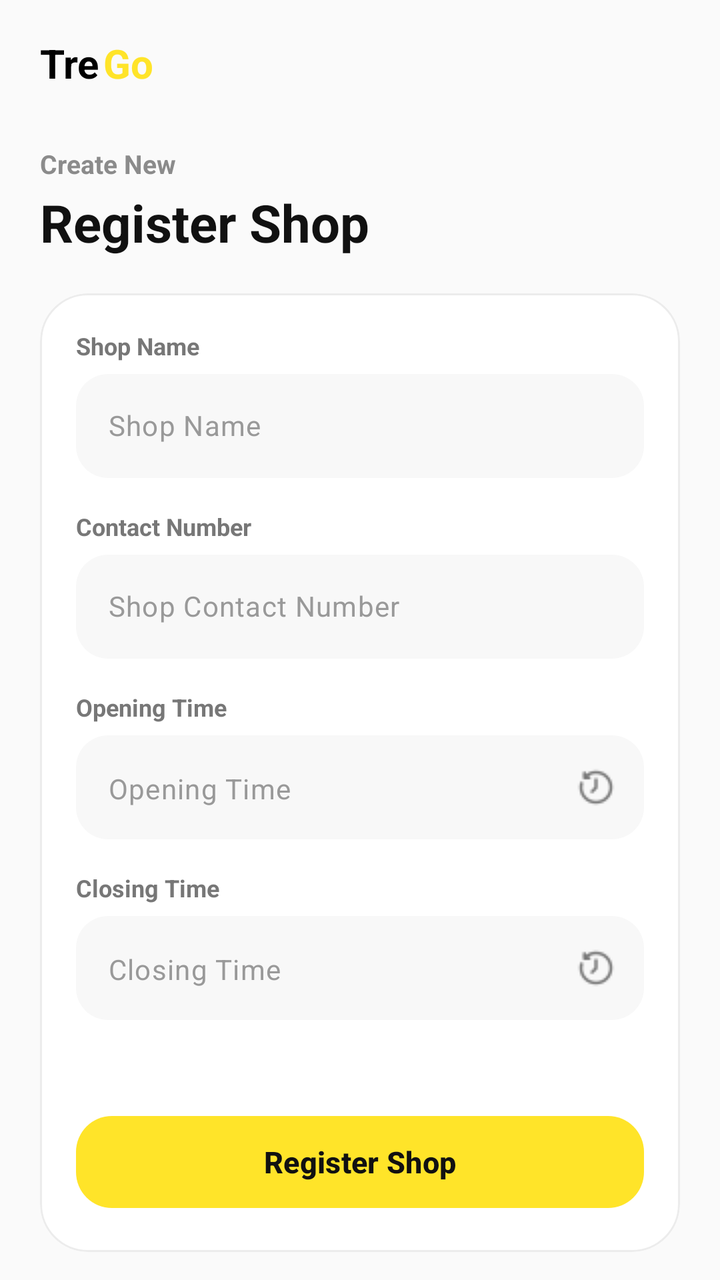
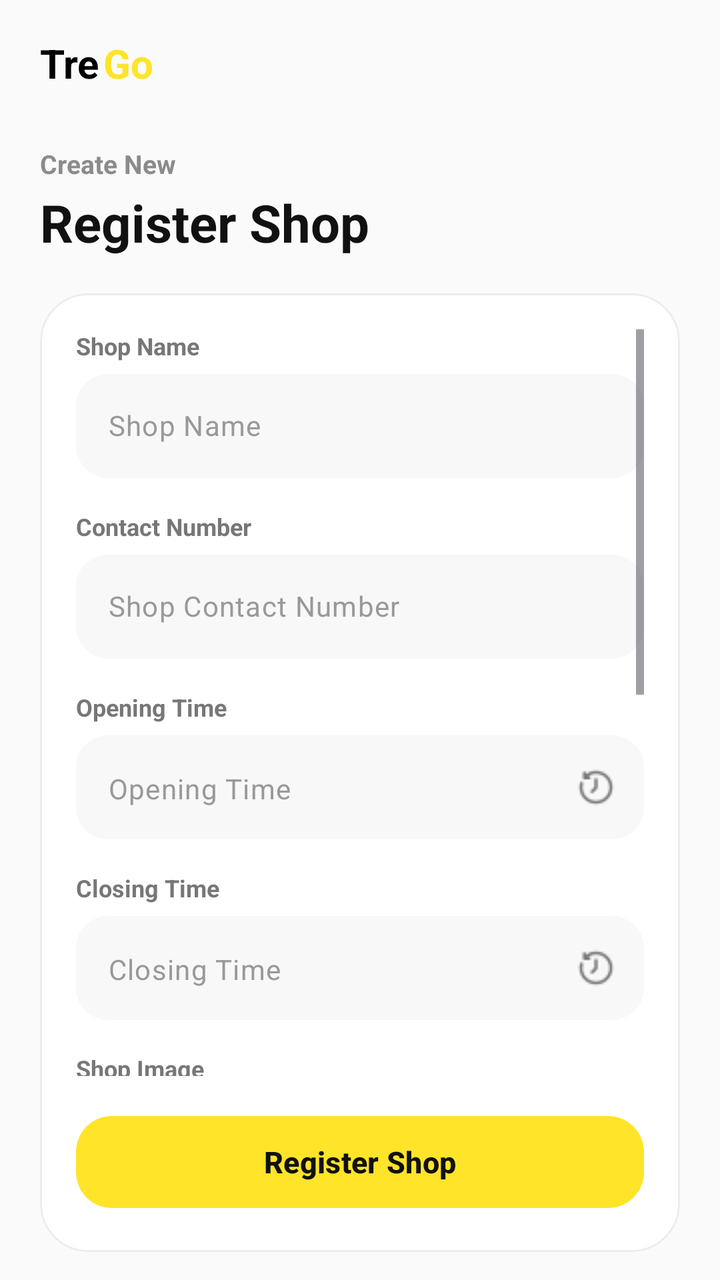

Screens rendered from an Android XML layout before and after an edit, with the pre-edit source and the edit as a unified diff.
<!-- AndroidManifest.xml: application theme Theme.TregoApp -->
<!-- res/layout/fragment_shop_registration.xml -->
<?xml version="1.0" encoding="utf-8"?>
<LinearLayout xmlns:android="http://schemas.android.com/apk/res/android"
    xmlns:tools="http://schemas.android.com/tools"
    xmlns:app="http://schemas.android.com/apk/res-auto"
    android:layout_width="match_parent"
    android:layout_height="match_parent"
    android:orientation="vertical"
    android:background="#FAFAFA"
    android:paddingHorizontal="20dp"
    android:paddingTop="18dp"
    android:paddingBottom="14dp"
    tools:context=".mechanic.ui.ShopRegistrationFragment">

    
    <LinearLayout
        android:layout_width="match_parent"
        android:layout_height="wrap_content"
        android:gravity="center_vertical">

        <TextView
            android:layout_width="wrap_content"
            android:layout_height="wrap_content"
            android:text="@string/app_first_name"
            android:textSize="20sp"
            android:textStyle="bold"
            android:textColor="@color/tertiary_color" />

        <TextView
            android:layout_width="wrap_content"
            android:layout_height="wrap_content"
            android:text="@string/app_last_name"
            android:textSize="20sp"
            android:textStyle="bold"
            android:textColor="@color/primary_color"
            android:paddingStart="2dp" />

    </LinearLayout>

    <View
        android:layout_width="match_parent"
        android:layout_height="28dp" />

    
    <LinearLayout
        android:layout_width="match_parent"
        android:layout_height="wrap_content"
        android:orientation="vertical">

        <TextView
            android:layout_width="wrap_content"
            android:layout_height="wrap_content"
            android:text="Create New"
            android:textSize="13sp"
            android:textStyle="bold"
            android:textColor="#8B8B8B" />

        <LinearLayout
            android:layout_width="wrap_content"
            android:layout_height="wrap_content"
            android:layout_marginTop="3dp"
            android:gravity="center_vertical">

            <TextView
                android:layout_width="wrap_content"
                android:layout_height="wrap_content"
                android:text="@string/register"
                android:textSize="26sp"
                android:textStyle="bold"
                android:textColor="#111111" />

            <TextView
                android:layout_width="wrap_content"
                android:layout_height="wrap_content"
                android:text=" Shop"
                android:textSize="26sp"
                android:textStyle="bold"
                android:textColor="#111111" />







        </LinearLayout>

    </LinearLayout>

    <View
        android:layout_width="match_parent"
        android:layout_height="18dp" />

    
    <com.google.android.material.card.MaterialCardView
        android:layout_width="match_parent"
        android:layout_height="0dp"
        android:layout_weight="1"
        app:cardBackgroundColor="#FFFFFF"
        app:cardCornerRadius="24dp"
        app:strokeColor="#ECECEC"
        app:strokeWidth="1dp"
        app:cardElevation="0dp">

        <LinearLayout
            android:layout_width="match_parent"
            android:layout_height="match_parent"
            android:orientation="vertical"
            android:padding="18dp">

            
            <ScrollView
                android:layout_width="match_parent"
                android:layout_height="0dp"
                android:layout_weight="1"
                android:overScrollMode="never">

                <LinearLayout
                    android:layout_width="match_parent"
                    android:layout_height="wrap_content"
                    android:orientation="vertical">

                    
                    <TextView
                        android:layout_width="wrap_content"
                        android:layout_height="wrap_content"
                        android:text="Shop Name"
                        android:textSize="12sp"
                        android:textStyle="bold"
                        android:textColor="#777777"
                        android:layout_marginBottom="6dp" />

                    <com.google.android.material.textfield.TextInputLayout
                        android:layout_width="match_parent"
                        android:layout_height="wrap_content"
                        android:layout_marginBottom="16dp"
                        app:hintEnabled="false"
                        app:boxBackgroundMode="filled"
                        app:boxBackgroundColor="#F8F8F8"
                        app:boxStrokeWidth="0dp"
                        app:boxStrokeWidthFocused="0dp"
                        app:boxCornerRadiusTopStart="16dp"
                        app:boxCornerRadiusTopEnd="16dp"
                        app:boxCornerRadiusBottomStart="16dp"
                        app:boxCornerRadiusBottomEnd="16dp">

                        <com.google.android.material.textfield.TextInputEditText
                            android:id="@+id/etShopName"
                            android:layout_width="match_parent"
                            android:layout_height="52dp"
                            android:background="@null"
                            android:hint="@string/shop_name"
                            android:textColorHint="#999999"
                            android:textColor="#111111"
                            android:textSize="14sp"
                            android:paddingHorizontal="16dp"
                            android:gravity="center_vertical"/>

                    </com.google.android.material.textfield.TextInputLayout>

                    
                    <TextView
                        android:layout_width="wrap_content"
                        android:layout_height="wrap_content"
                        android:text="Contact Number"
                        android:textSize="12sp"
                        android:textStyle="bold"
                        android:textColor="#777777"
                        android:layout_marginBottom="6dp" />

                    <com.google.android.material.textfield.TextInputLayout
                        android:layout_width="match_parent"
                        android:layout_height="wrap_content"
                        android:layout_marginBottom="16dp"
                        app:hintEnabled="false"
                        app:boxBackgroundMode="filled"
                        app:boxBackgroundColor="#F8F8F8"
                        app:boxStrokeWidth="0dp"
                        app:boxStrokeWidthFocused="0dp"
                        app:boxCornerRadiusTopStart="16dp"
                        app:boxCornerRadiusTopEnd="16dp"
                        app:boxCornerRadiusBottomStart="16dp"
                        app:boxCornerRadiusBottomEnd="16dp">

                        <com.google.android.material.textfield.TextInputEditText
                            android:id="@+id/etShopContactNumber"
                            android:layout_width="match_parent"
                            android:layout_height="52dp"
                            android:background="@null"
                            android:hint="@string/shop_contact_number"
                            android:inputType="phone"
                            android:maxLength="10"
                            android:textColorHint="#999999"
                            android:textColor="#111111"
                            android:textSize="14sp"
                            android:paddingHorizontal="16dp"
                            android:gravity="center_vertical"/>

                    </com.google.android.material.textfield.TextInputLayout>

                    
                    <TextView
                        android:layout_width="wrap_content"
                        android:layout_height="wrap_content"
                        android:text="Opening Time"
                        android:textSize="12sp"
                        android:textStyle="bold"
                        android:textColor="#777777"
                        android:layout_marginBottom="6dp" />

                    <com.google.android.material.textfield.TextInputLayout
                        android:layout_width="match_parent"
                        android:layout_height="wrap_content"
                        android:layout_marginBottom="16dp"
                        app:hintEnabled="false"
                        app:endIconMode="custom"
                        app:endIconDrawable="@drawable/timing"
                        app:endIconTint="#777777"
                        app:boxBackgroundMode="filled"
                        app:boxBackgroundColor="#F8F8F8"
                        app:boxStrokeWidth="0dp"
                        app:boxStrokeWidthFocused="0dp"
                        app:boxCornerRadiusTopStart="16dp"
                        app:boxCornerRadiusTopEnd="16dp"
                        app:boxCornerRadiusBottomStart="16dp"
                        app:boxCornerRadiusBottomEnd="16dp">

                        <com.google.android.material.textfield.TextInputEditText
                            android:id="@+id/etOpeningTime"
                            android:layout_width="match_parent"
                            android:layout_height="52dp"
                            android:background="@null"
                            android:hint="@string/opening_time"
                            android:focusable="false"
                            android:clickable="true"
                            android:textColorHint="#999999"
                            android:textColor="#111111"
                            android:textSize="14sp"
                            android:paddingHorizontal="16dp"
                            android:gravity="center_vertical"/>

                    </com.google.android.material.textfield.TextInputLayout>

                    
                    <TextView
                        android:layout_width="wrap_content"
                        android:layout_height="wrap_content"
                        android:text="Closing Time"
                        android:textSize="12sp"
                        android:textStyle="bold"
                        android:textColor="#777777"
                        android:layout_marginBottom="6dp" />

                    <com.google.android.material.textfield.TextInputLayout
                        android:layout_width="match_parent"
                        android:layout_height="wrap_content"
                        android:layout_marginBottom="16dp"
                        app:hintEnabled="false"
                        app:endIconMode="custom"
                        app:endIconDrawable="@drawable/timing"
                        app:endIconTint="#777777"
                        app:boxBackgroundMode="filled"
                        app:boxBackgroundColor="#F8F8F8"
                        app:boxStrokeWidth="0dp"
                        app:boxStrokeWidthFocused="0dp"
                        app:boxCornerRadiusTopStart="16dp"
                        app:boxCornerRadiusTopEnd="16dp"
                        app:boxCornerRadiusBottomStart="16dp"
                        app:boxCornerRadiusBottomEnd="16dp">

                        <com.google.android.material.textfield.TextInputEditText
                            android:id="@+id/etClosingTime"
                            android:layout_width="match_parent"
                            android:layout_height="52dp"
                            android:background="@null"
                            android:hint="@string/closing_time"
                            android:focusable="false"
                            android:clickable="true"
                            android:textColorHint="#999999"
                            android:textColor="#111111"
                            android:textSize="14sp"
                            android:paddingHorizontal="16dp"
                            android:gravity="center_vertical"/>

                    </com.google.android.material.textfield.TextInputLayout>

                </LinearLayout>

            </ScrollView>

            
            <com.google.android.material.button.MaterialButton
                android:id="@+id/registerShopBtn"
                android:layout_width="match_parent"
                android:layout_height="54dp"
                android:layout_marginTop="16dp"
                android:text="@string/register_shop"
                android:textAllCaps="false"
                android:textSize="15sp"
                android:textStyle="bold"
                android:textColor="#111111"
                app:backgroundTint="#FFE429"
                app:cornerRadius="18dp"
                app:elevation="0dp" />

        </LinearLayout>

    </com.google.android.material.card.MaterialCardView>

</LinearLayout>
<!-- resources referenced by this layout -->
<resources>
  <color name="primary_color">#FFE429</color>
  <color name="tertiary_color">#FF000000</color>
  <!-- drawable timing: png bitmap (drawable, 404 bytes) -->
  <string name="app_first_name">Tre</string>
  <string name="app_last_name">Go</string>
  <string name="closing_time">Closing Time</string>
  
      // For Service Creation
  <string name="opening_time">Opening Time</string>
  <string name="register">Register</string>
  <string name="register_shop">Register Shop</string>
  <string name="shop_contact_number">Shop Contact Number</string>
  <string name="shop_name">Shop Name</string>
  <style name="Theme.TregoApp" parent="Base.Theme.TregoApp" />
  <style name="Base.Theme.TregoApp" parent="Theme.Material3.DayNight.NoActionBar">
          <item name="colorPrimary">@color/primary_color</item>
          <item name="android:statusBarColor">@color/secondary_color</item>
          <item name="android:windowLightStatusBar">true</item>
      </style>
  <color name="secondary_color">#FFFFFFFF</color>
</resources>

<!-- the commit's change to res/layout/fragment_shop_registration.xml (unified diff, before → after) -->
@@ -93,8 +93,7 @@
     
     <com.google.android.material.card.MaterialCardView
         android:layout_width="match_parent"
-        android:layout_height="0dp"
-        android:layout_weight="1"
+        android:layout_height="wrap_content"
         app:cardBackgroundColor="#FFFFFF"
         app:cardCornerRadius="24dp"
         app:strokeColor="#ECECEC"
@@ -282,6 +281,188 @@
                             android:gravity="center_vertical"/>
 
                     </com.google.android.material.textfield.TextInputLayout>
+
+                    
+
+                    <TextView
+                        android:layout_width="wrap_content"
+                        android:layout_height="wrap_content"
+                        android:text="Shop Image"
+                        android:textSize="12sp"
+                        android:textStyle="bold"
+                        android:textColor="#777777"
+                        android:layout_marginBottom="10dp" />
+
+                    <com.google.android.material.card.MaterialCardView
+
+                        android:layout_width="match_parent"
+                        android:layout_height="170dp"
+
+                        android:layout_marginBottom="18dp"
+
+                        app:cardCornerRadius="18dp"
+
+                        app:cardElevation="0dp"
+
+                        app:strokeWidth="1dp"
+
+                        app:strokeColor="#FFE429"
+
+                        app:cardBackgroundColor="#FFFDF5">
+
+                        <FrameLayout
+                            android:id="@+id/btnChooseShopImage"
+                            android:layout_width="match_parent"
+                            android:layout_height="match_parent"
+
+                            android:clickable="true"
+                            android:focusable="true"
+
+                            android:foreground="?attr/selectableItemBackground">
+
+                            
+
+                            <ImageView
+                                android:id="@+id/ivShopImage"
+
+                                android:layout_width="match_parent"
+                                android:layout_height="match_parent"
+
+                                android:scaleType="centerCrop"
+
+                                android:visibility="gone"/>
+
+                            
+
+                            <LinearLayout
+                                android:id="@+id/layoutImagePlaceholder"
+
+                                android:layout_width="match_parent"
+                                android:layout_height="match_parent"
+
+                                android:gravity="center"
+
+                                android:orientation="vertical"
+
+                                android:padding="20dp">
+
+                                <ImageView
+                                    android:layout_width="42dp"
+                                    android:layout_height="42dp"
+
+                                    android:src="@drawable/image_bg"
+                                    app:tint="#C7A500"/>
+
+                                <TextView
+                                    android:layout_width="wrap_content"
+                                    android:layout_height="wrap_content"
+
+                                    android:layout_marginTop="10dp"
+
+                                    android:text="Click here to add shop image"
+
+                                    android:textColor="#7A5B00"
+
+                                    android:textSize="13sp"
+
+                                    android:textStyle="bold"/>
+
+                                <TextView
+                                    android:layout_width="wrap_content"
+                                    android:layout_height="wrap_content"
+
+                                    android:layout_marginTop="4dp"
+
+                                    android:text="PNG, JPG"
+
+                                    android:textColor="#A1A1A1"
+
+                                    android:textSize="11sp"/>
+
+                            </LinearLayout>
+
+                        </FrameLayout>
+
+                    </com.google.android.material.card.MaterialCardView>
+
+                    
+                    <TextView
+                        android:layout_width="wrap_content"
+                        android:layout_height="wrap_content"
+                        android:layout_marginTop="15dp"
+                        android:text="Supported Vehicles"
+                        android:textSize="12sp"
+                        android:textStyle="bold"
+                        android:textColor="#777777"
+                        android:layout_marginBottom="10dp" />
+
+                    <com.google.android.material.card.MaterialCardView
+                        android:layout_width="match_parent"
+                        android:layout_height="wrap_content"
+                        android:layout_marginBottom="18dp"
+                        app:cardBackgroundColor="#F8F8F8"
+                        app:cardCornerRadius="18dp"
+                        app:cardElevation="0dp"
+                        app:strokeWidth="0dp">
+
+                        <com.google.android.material.chip.ChipGroup
+                            android:id="@+id/chipVehicleGroup"
+                            android:layout_width="match_parent"
+                            android:layout_height="wrap_content"
+                            android:padding="12dp"
+                            app:chipSpacingHorizontal="8dp"
+                            app:chipSpacingVertical="8dp"
+                            app:singleSelection="false"
+                            app:selectionRequired="false">
+
+                            <com.google.android.material.chip.Chip
+                                android:id="@+id/chipBicycle"
+                                style="@style/VehicleChipStyle"
+                                android:layout_width="wrap_content"
+                                android:layout_height="wrap_content"
+                                android:text="Bicycle"
+                                app:checkedIconVisible="false"
+                                android:checkable="true" />
+
+                            <com.google.android.material.chip.Chip
+                                android:id="@+id/chipBike"
+                                style="@style/VehicleChipStyle"
+                                android:layout_width="wrap_content"
+                                android:layout_height="wrap_content"
+                                android:text="Bike"
+                                app:checkedIconVisible="false"
+                                android:checkable="true" />
+
+                            <com.google.android.material.chip.Chip
+                                android:id="@+id/chipScooter"
+                                style="@style/VehicleChipStyle"
+                                android:layout_width="wrap_content"
+                                android:layout_height="wrap_content"
+                                android:text="Scooter"
+                                app:checkedIconVisible="false"
+                                android:checkable="true" />
+
+                            <com.google.android.material.chip.Chip
+                                android:id="@+id/chipCar"
+                                style="@style/VehicleChipStyle"
+                                android:layout_width="wrap_content"
+                                android:layout_height="wrap_content"
+                                android:text="Car"
+                                app:checkedIconVisible="false"
+                                android:checkable="true" />
+
+                            <com.google.android.material.chip.Chip
+                                android:id="@+id/chipHeavy"
+                                style="@style/VehicleChipStyle"
+                                android:layout_width="wrap_content"
+                                android:layout_height="wrap_content"
+                                android:text="Heavy"
+                                app:checkedIconVisible="false"
+                                android:checkable="true" />
+
+                        </com.google.android.material.chip.ChipGroup>
+
+                    </com.google.android.material.card.MaterialCardView>
 
                 </LinearLayout>
 
<!-- resource entries referenced after the edit -->
@@ -2,6 +2,7 @@
 <resources>
   <color name="primary_color">#FFE429</color>
   <color name="tertiary_color">#FF000000</color>
+  <!-- drawable image_bg: png bitmap (drawable, 15488 bytes) -->
   <!-- drawable timing: png bitmap (drawable, 404 bytes) -->
   <string name="app_first_name">Tre</string>
   <string name="app_last_name">Go</string>
@@ -13,6 +14,51 @@
   <string name="register_shop">Register Shop</string>
   <string name="shop_contact_number">Shop Contact Number</string>
   <string name="shop_name">Shop Name</string>
+  <style name="VehicleChipStyle" parent="Widget.Material3.Chip.Filter">
+  
+          
+          <item name="chipCornerRadius">18dp</item>
+  
+          
+          <item name="chipBackgroundColor">
+              @color/chip_vehicle_bg_selector
+          </item>
+  
+          
+          <item name="android:textColor">
+              @color/chip_vehicle_text_selector
+          </item>
+  
+          <item name="android:textStyle">bold</item>
+  
+          <item name="android:textSize">13sp</item>
+  
+          
+          <item name="chipStartPadding">10dp</item>
+  
+          <item name="chipEndPadding">10dp</item>
+  
+          
+          <item name="chipMinHeight">42dp</item>
+  
+          
+          <item name="chipStrokeWidth">1dp</item>
+  
+          <item name="chipStrokeColor">
+              @color/chip_vehicle_stroke_selector
+          </item>
+  
+          
+          <item name="checkedIconVisible">false</item>
+  
+          <item name="closeIconVisible">false</item>
+  
+          
+          <item name="rippleColor">
+              #22FFE429
+          </item>
+  
+      </style>
   <style name="Theme.TregoApp" parent="Base.Theme.TregoApp" />
   <style name="Base.Theme.TregoApp" parent="Theme.Material3.DayNight.NoActionBar">
           <item name="colorPrimary">@color/primary_color</item>
